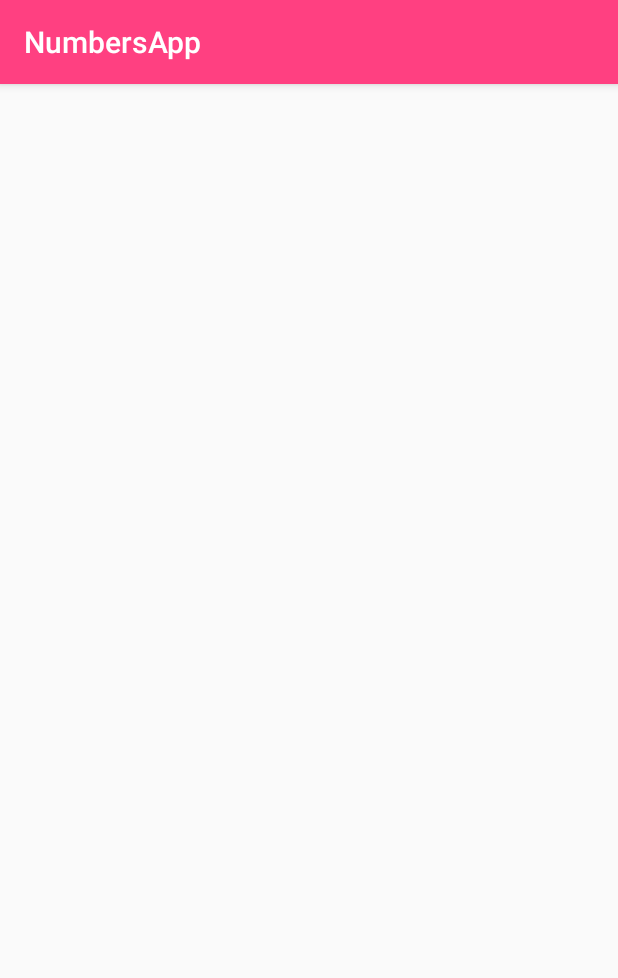
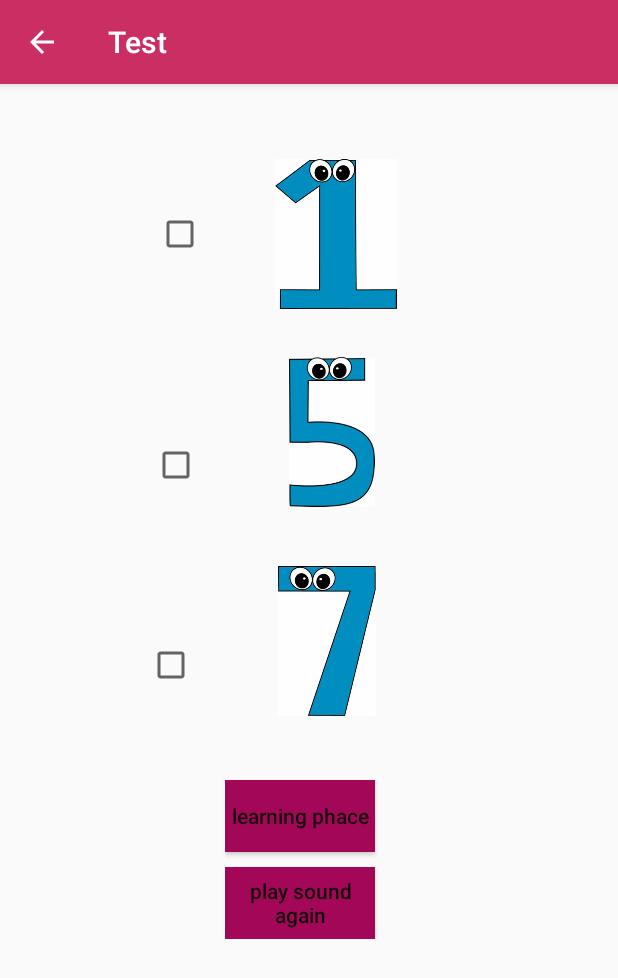
Before and after one commit to MedinaAbdulghaffar/SimpleNumbersApp1, an Android app: the EndActivity screen opened directly, with no data from a screen before it, on a phone screen of 412 x 824 dp. Shown: the top 978 px of the screen. Run offline under Robolectric (Android 15) with nearby library versions, the phone set to English and light mode, and no system bars.

Commit message:
I Added some features to the EndActivity

```diff
--- a/app/build.gradle
+++ b/app/build.gradle
@@ -4,7 +4,7 @@ android {
     compileSdkVersion 28
     defaultConfig {
         applicationId "com.example.aras.numbersapp"
-        minSdkVersion 18
+        minSdkVersion 16
         targetSdkVersion 28
         versionCode 1
         versionName "1.0"
--- a/app/src/main/AndroidManifest.xml
+++ b/app/src/main/AndroidManifest.xml
@@ -9,7 +9,7 @@
         android:roundIcon="@mipmap/ic_launcher_round"
         android:supportsRtl="true"
         android:theme="@style/AppTheme">
-        <activity android:name=".MainActivity">
+        <activity android:name=".MainActivity" android:parentActivityName=".WelcomeActivity">
 
         </activity>
         <activity android:name=".WelcomeActivity" >
@@ -19,7 +19,10 @@
                 <category android:name="android.intent.category.LAUNCHER" />
             </intent-filter>
         </activity>
-        <activity android:name=".EndActivity"></activity>
+        <activity
+            android:name=".EndActivity"
+            android:parentActivityName=".MainActivity"
+            android:label="@string/test" />
     </application>
 
 </manifest>
--- a/app/src/main/java/com/example/aras/numbersapp/EndActivity.java
+++ b/app/src/main/java/com/example/aras/numbersapp/EndActivity.java
@@ -1,13 +1,70 @@
 package com.example.aras.numbersapp;
 
+import android.content.Intent;
+import android.media.MediaPlayer;
 import android.support.v7.app.AppCompatActivity;
 import android.os.Bundle;
+import android.view.View;
+import android.widget.Button;
+import android.widget.CheckBox;
+
+import static com.example.aras.numbersapp.R.raw.test;
 
 public class EndActivity extends AppCompatActivity {
-
+    Button playSoundb;
+    Button learningPhaseb;
+    CheckBox firstCheckBox;
+    CheckBox secondCheckBox;
+    CheckBox thirdCheckBox;
+    MediaPlayer mediaPlayer;
     @Override
     protected void onCreate(Bundle savedInstanceState) {
         super.onCreate(savedInstanceState);
         setContentView(R.layout.activity_end);
+        mediaPlayer = MediaPlayer.create(EndActivity.this, R.raw.notmatch);
+        mediaPlayer.start();
+        playSoundb=findViewById(R.id.play_sound_b);
+        learningPhaseb=findViewById(R.id.learning_phase_b);
+        firstCheckBox=findViewById(R.id.first_ch);
+        secondCheckBox=findViewById(R.id.second_ch);
+        thirdCheckBox=findViewById(R.id.third_ch);
+        playSoundb.setOnClickListener(new View.OnClickListener() {
+            @Override
+            public void onClick(View v) {
+                mediaPlayer = MediaPlayer.create(EndActivity.this, R.raw.notmatch);
+                mediaPlayer.start();
+
+            }
+        });
+        learningPhaseb.setOnClickListener(new View.OnClickListener() {
+            @Override
+            public void onClick(View v) {
+                Intent intent=new Intent(EndActivity.this,MainActivity.class);
+                startActivity(intent);
+            }
+        });
+
+        firstCheckBox.setOnClickListener(new View.OnClickListener() {
+            @Override
+            public void onClick(View v) {
+                mediaPlayer=MediaPlayer.create(EndActivity.this,R.raw.welldone);
+                mediaPlayer.start();
+            }
+        });
+
+        secondCheckBox.setOnClickListener(new View.OnClickListener() {
+            @Override
+            public void onClick(View v) {
+                mediaPlayer=MediaPlayer.create(EndActivity.this,R.raw.welldone);
+                mediaPlayer.start();
+            }
+        });
+        thirdCheckBox.setOnClickListener(new View.OnClickListener() {
+            @Override
+            public void onClick(View v) {
+                mediaPlayer=MediaPlayer.create(EndActivity.this,R.raw.test);
+                mediaPlayer.start();
+            }
+        });
     }
 }
--- a/app/src/main/res/layout/activity_end.xml
+++ b/app/src/main/res/layout/activity_end.xml
@@ -1,9 +1,117 @@
 <?xml version="1.0" encoding="utf-8"?>
-<android.support.constraint.ConstraintLayout xmlns:android="http://schemas.android.com/apk/res/android"
-    xmlns:app="http://schemas.android.com/apk/res-auto"
+<LinearLayout xmlns:android="http://schemas.android.com/apk/res/android"
     xmlns:tools="http://schemas.android.com/tools"
     android:layout_width="match_parent"
     android:layout_height="match_parent"
-    tools:context=".EndActivity">
+    android:layout_marginTop="16dp"
+    android:orientation="vertical"
+    tools:context=".EndActivity"
+    >
 
-</android.support.constraint.ConstraintLayout>
+
+    <!--first choise-->
+    <LinearLayout
+        android:layout_width="match_parent"
+        android:layout_height="wrap_content"
+        android:orientation="horizontal"
+        android:layout_marginTop="16dp"
+        android:layout_marginBottom="16dp"
+        >
+
+        <android.support.v7.widget.AppCompatCheckBox
+            android:id="@+id/first_ch"
+            android:layout_width="70dp"
+            android:layout_height="70dp"
+            android:layout_marginLeft="104dp"
+            android:layout_marginStart="104dp"
+            android:layout_marginTop="33dp" />
+
+        <ImageView
+            android:layout_width="100dp"
+            android:layout_height="100dp"
+            android:layout_marginEnd="122dp"
+            android:layout_marginTop="18dp"
+            android:src="@drawable/one"
+            tools:ignore="RtlCompat" />
+
+    </LinearLayout>
+    <!--second choice-->
+    <LinearLayout
+        android:layout_width="match_parent"
+        android:layout_height="wrap_content"
+        android:orientation="horizontal"
+        android:layout_marginTop="16dp"
+        android:layout_marginBottom="16dp"
+
+        >
+        <android.support.v7.widget.AppCompatCheckBox
+            android:id="@+id/second_ch"
+            android:layout_width="70dp"
+            android:layout_height="70dp"
+            android:layout_marginLeft="101dp"
+            android:layout_marginStart="101dp"
+            android:layout_marginTop="37dp" />
+
+    <ImageView
+        android:layout_width="100dp"
+        android:layout_height="100dp"
+         android:layout_marginEnd="118dp"
+        android:layout_marginRight="118dp"
+        android:src="@drawable/five" />
+
+
+    </LinearLayout>
+    <!--third choice-->
+    <LinearLayout
+        android:layout_width="match_parent"
+        android:layout_height="wrap_content"
+        android:orientation="horizontal"
+        android:layout_marginTop="16dp"
+        android:layout_marginBottom="16dp"
+        >
+
+        <android.support.v7.widget.AppCompatCheckBox
+            android:id="@+id/third_ch"
+            android:layout_width="70dp"
+            android:layout_height="70dp"
+             android:layout_marginLeft="98dp"
+            android:layout_marginStart="98dp"
+            android:layout_marginTop="31dp" />
+
+        <ImageView
+            android:layout_width="100dp"
+            android:layout_height="100dp"
+            android:layout_marginEnd="123dp"
+            android:layout_marginRight="123dp"
+            android:src="@drawable/seven" />
+
+    </LinearLayout>
+    <LinearLayout
+        android:layout_width="match_parent"
+        android:layout_height="wrap_content"
+        android:orientation="vertical"
+        android:layout_marginHorizontal="150dp"
+        android:layout_marginTop="15dp">
+        <Button
+            android:background="@color/colorPrimaryDark"
+            android:id="@+id/learning_phase_b"
+            android:layout_width="100dp"
+            android:layout_height="0dp"
+            android:layout_weight="1"
+            android:text="@string/learning_phace"
+            android:textAllCaps="false"
+            android:layout_marginTop="10dp"
+            />
+        <Button
+            android:layout_marginTop="10dp"
+            android:background="@color/colorPrimaryDark"
+            android:id="@+id/play_sound_b"
+            android:layout_width="100dp"
+            android:layout_height="0dp"
+            android:layout_weight="1"
+            android:text="@string/play_sound_again"
+            android:textAllCaps="false"/>
+    </LinearLayout>
+
+
+</LinearLayout>
--- a/app/src/main/res/layout/activity_welcome.xml
+++ b/app/src/main/res/layout/activity_welcome.xml
@@ -13,7 +13,8 @@
        android:layout_height="wrap_content"
        android:layout_alignParentStart="true"
        android:layout_alignParentTop="true"
-       app:srcCompat="@drawable/kidswelcome" />
+       app:srcCompat="@drawable/kidswelcome"
+       android:layout_alignParentLeft="true" />
 
    <Button
        android:id="@+id/start_b"
@@ -23,7 +24,7 @@
        android:layout_centerHorizontal="true"
        android:layout_gravity=""
        android:layout_marginBottom="71dp"
-       android:background="#dc2b2b"
+       android:background="@color/colorPrimaryDark"
        android:text="start"
        android:textColor="#ffffff" />
 
--- a/app/src/main/res/values/colors.xml
+++ b/app/src/main/res/values/colors.xml
@@ -1,6 +1,7 @@
 <?xml version="1.0" encoding="utf-8"?>
 <resources>
     <color name="colorPrimary">#3F51B5</color>
-    <color name="colorPrimaryDark">#303F9F</color>
-    <color name="colorAccent">#FF4081</color>
+    <color name="colorPrimaryDark">#a30757</color>
+    <color name="colorAccent">#ca2e63</color>
+    <color name="background">#3fc0c2</color>
 </resources>
--- a/app/src/main/res/values/strings.xml
+++ b/app/src/main/res/values/strings.xml
@@ -1,3 +1,6 @@
 <resources>
     <string name="app_name">NumbersApp</string>
+    <string name="test">Test</string>
+    <string name="play_sound_again">play sound again</string>
+    <string name="learning_phace">learning phace</string>
 </resources>
--- a/app/src/main/res/values/styles.xml
+++ b/app/src/main/res/values/styles.xml
@@ -4,7 +4,7 @@
     <style name="AppTheme" parent="Base.Theme.AppCompat.Light.DarkActionBar">
         <!-- Customize your theme here. -->
         <item name="colorPrimary">@color/colorAccent</item>
-        <item name="colorPrimaryDark">@color/colorAccent</item>
+        <item name="colorPrimaryDark">@color/colorPrimaryDark</item>
         <item name="colorAccent">@color/colorAccent</item>
     </style>
 
```
Also changed, not shown: app/src/main/res/drawable/five.jpg (added), app/src/main/res/drawable/foure.jpg (added), app/src/main/res/drawable/one.jpg (added), app/src/main/res/drawable/three.jpg (added), app/src/main/res/drawable/two.jpg (added), 3 other files.
